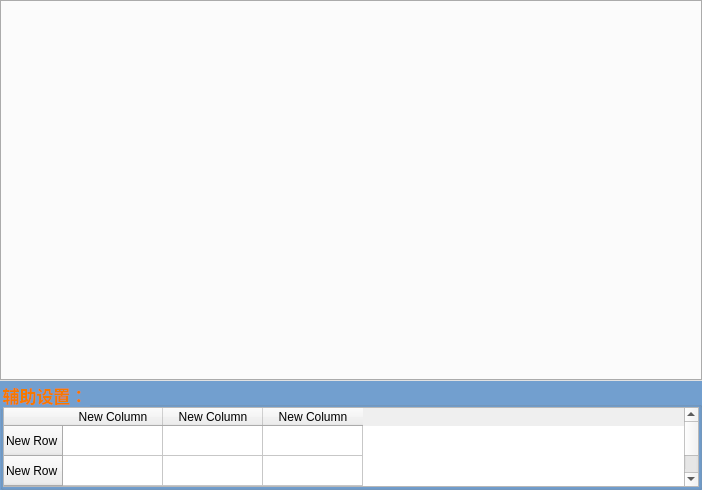
This is frm/Frm_timingTable.ui in lvxiaowei/linux_lcCode as Qt 5 draws it before an edit. The edited form follows.
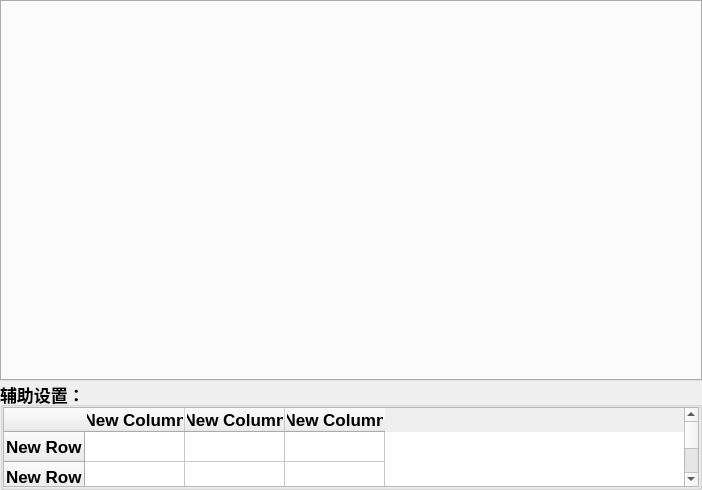
This is the edited form.

The edit to the form file:
```diff
--- a/frm/Frm_timingTable.ui
+++ b/frm/Frm_timingTable.ui
@@ -13,6 +13,9 @@
   <property name="windowTitle">
    <string>Form</string>
   </property>
+  <property name="styleSheet">
+   <string notr="true"/>
+  </property>
   <layout class="QGridLayout" name="gridLayout" rowstretch="7,2">
    <property name="leftMargin">
     <number>0</number>
@@ -53,9 +56,7 @@
       </font>
      </property>
      <property name="styleSheet">
-      <string notr="true">#m_grpAssist{color: rgb(245, 121, 0); background-color: rgb(114, 159, 207);}
-
-</string>
+      <string notr="true"/>
      </property>
      <property name="title">
       <string>辅助设置：</string>
```
